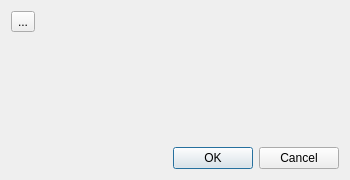
This is src/librssguard/services/abstract/gui/formaddeditprobe.ui in martinrotter/rssguard as Qt 5 draws it before an edit. The edited form follows.
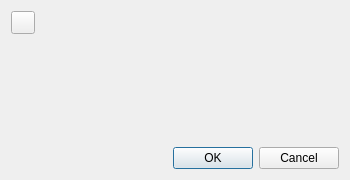
This is the edited form. Custom widgets are drawn as their Qt base class.

```diff
--- a/src/librssguard/services/abstract/gui/formaddeditprobe.ui
+++ b/src/librssguard/services/abstract/gui/formaddeditprobe.ui
@@ -12,11 +12,7 @@
   </property>
   <layout class="QFormLayout" name="formLayout">
    <item row="0" column="0">
-    <widget class="ColorToolButton" name="m_btnColor">
-     <property name="text">
-      <string>...</string>
-     </property>
-    </widget>
+    <widget class="ColorToolButton" name="m_btnColor"/>
    </item>
    <item row="0" column="1">
     <widget class="LineEditWithStatus" name="m_txtName" native="true"/>
```
